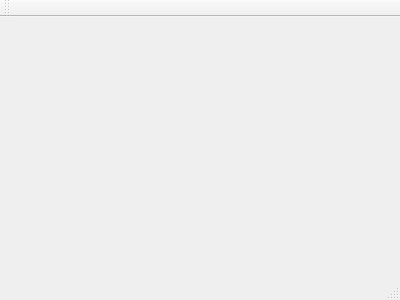
Qt form mainwindow.ui (TuxPPTeam/TuxPPServer) before a commit.
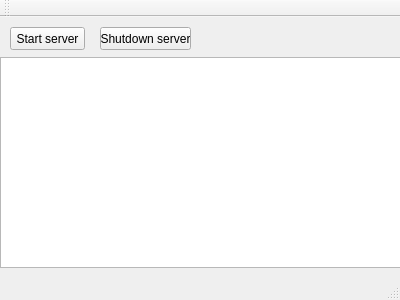
The same form after that commit.

Diff of the .ui file:
```diff
--- a/mainwindow.ui
+++ b/mainwindow.ui
@@ -12,13 +12,65 @@
   <property name="windowTitle" >
    <string>MainWindow</string>
   </property>
-  <widget class="QMenuBar" name="menuBar" />
-  <widget class="QToolBar" name="mainToolBar" />
-  <widget class="QWidget" name="centralWidget" />
-  <widget class="QStatusBar" name="statusBar" />
+  <widget class="QWidget" name="centralWidget">
+   <widget class="QPushButton" name="pushButton">
+    <property name="geometry">
+     <rect>
+      <x>10</x>
+      <y>10</y>
+      <width>75</width>
+      <height>23</height>
+     </rect>
+    </property>
+    <property name="text">
+     <string>Start server</string>
+    </property>
+   </widget>
+   <widget class="QPushButton" name="pushButton_2">
+    <property name="geometry">
+     <rect>
+      <x>100</x>
+      <y>10</y>
+      <width>91</width>
+      <height>23</height>
+     </rect>
+    </property>
+    <property name="text">
+     <string>Shutdown server</string>
+    </property>
+   </widget>
+   <widget class="QPlainTextEdit" name="plainTextEdit">
+    <property name="geometry">
+     <rect>
+      <x>0</x>
+      <y>40</y>
+      <width>401</width>
+      <height>211</height>
+     </rect>
+    </property>
+   </widget>
+  </widget>
+  <widget class="QMenuBar" name="menuBar">
+   <property name="geometry">
+    <rect>
+     <x>0</x>
+     <y>0</y>
+     <width>400</width>
+     <height>21</height>
+    </rect>
+   </property>
+  </widget>
+  <widget class="QToolBar" name="mainToolBar">
+   <attribute name="toolBarArea">
+    <enum>TopToolBarArea</enum>
+   </attribute>
+   <attribute name="toolBarBreak">
+    <bool>false</bool>
+   </attribute>
+  </widget>
+  <widget class="QStatusBar" name="statusBar"/>
  </widget>
- <layoutDefault spacing="6" margin="11" />
- <pixmapfunction></pixmapfunction>
+ <layoutdefault spacing="6" margin="11"/>
  <resources/>
  <connections/>
 </ui>
```
Left out of the diff: 7 changed lines with no effect on the pictures.
